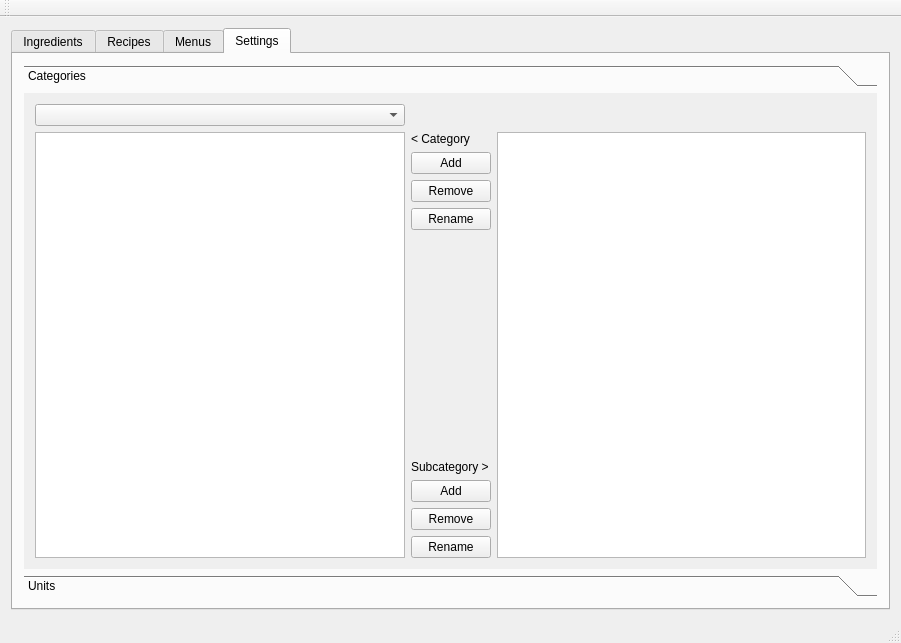
Before: the Qt Designer form mainwindow.ui in Greezael/sukaldu, drawn with Qt 5.
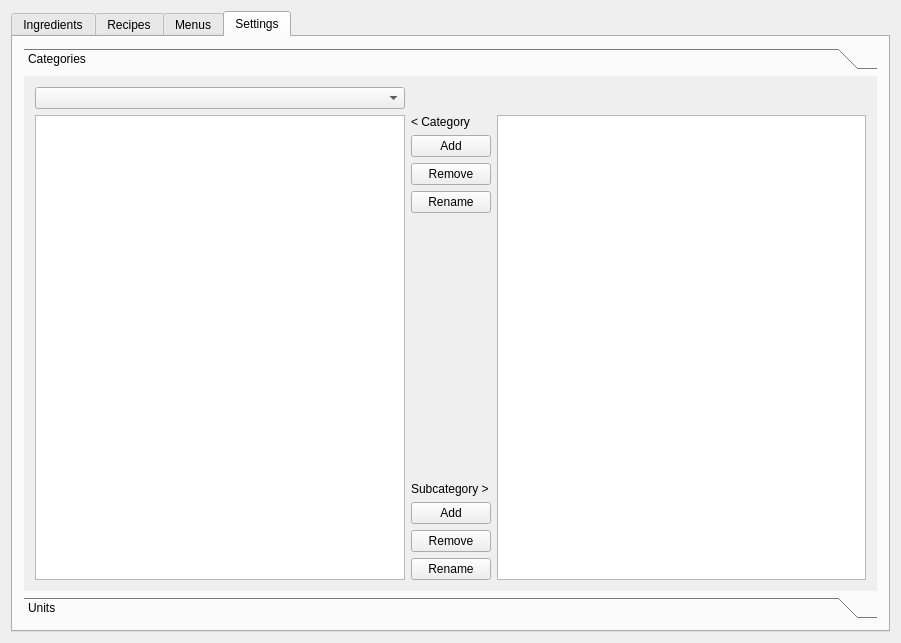
After: the same form once the commit is applied. The open tabs and pages were chosen to show the change.

Commit message: Removed toolbars from main window

Patch:
```diff
--- a/mainwindow.ui
+++ b/mainwindow.ui
@@ -845,8 +845,8 @@
             <rect>
              <x>0</x>
              <y>0</y>
-             <width>861</width>
-             <height>434</height>
+             <width>283</width>
+             <height>329</height>
             </rect>
            </property>
            <attribute name="label">
@@ -1019,25 +1019,6 @@
     </item>
    </layout>
   </widget>
-  <widget class="QMenuBar" name="menuBar">
-   <property name="geometry">
-    <rect>
-     <x>0</x>
-     <y>0</y>
-     <width>901</width>
-     <height>27</height>
-    </rect>
-   </property>
-  </widget>
-  <widget class="QToolBar" name="mainToolBar">
-   <attribute name="toolBarArea">
-    <enum>TopToolBarArea</enum>
-   </attribute>
-   <attribute name="toolBarBreak">
-    <bool>false</bool>
-   </attribute>
-  </widget>
-  <widget class="QStatusBar" name="statusBar"/>
  </widget>
  <layoutdefault spacing="6" margin="11"/>
  <resources/>
```
Left out of the diff: 18 changed lines with no effect on the pictures.
